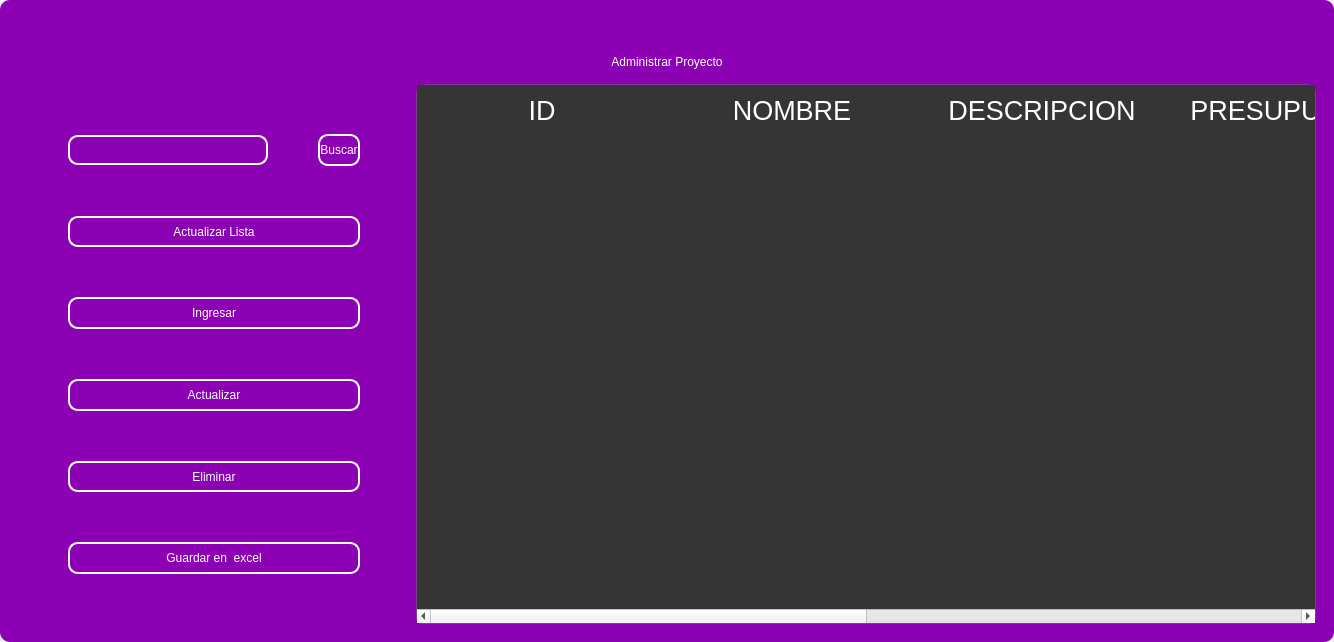
Old version of the form design/standar/mainproject4.ui in the repository codemiguel-dev/ERP-EmprendeSoft-Desktop.
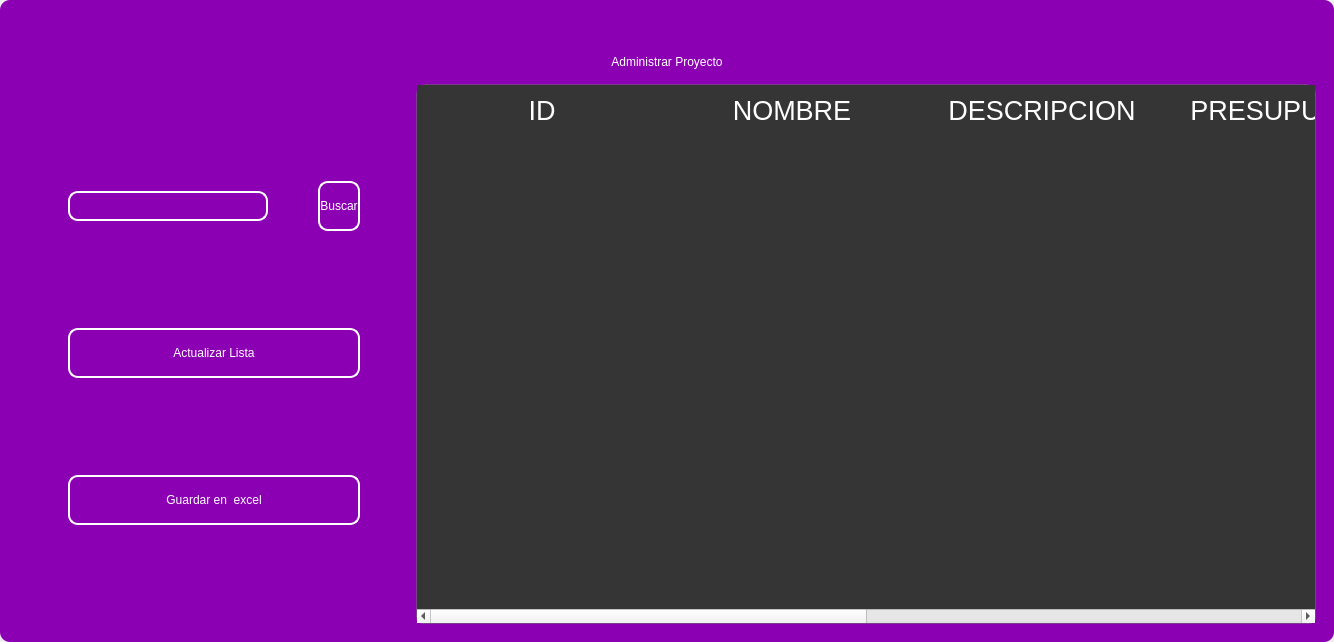
New version of the form. Icons and pictures are not drawn.

```diff
--- a/design/standar/mainproject4.ui
+++ b/design/standar/mainproject4.ui
@@ -516,120 +516,6 @@
               </property>
              </widget>
             </item>
-            <item>
-             <widget class="QPushButton" name="btn_add">
-              <property name="maximumSize">
-               <size>
-                <width>300</width>
-                <height>50</height>
-               </size>
-              </property>
-              <property name="cursor">
-               <cursorShape>PointingHandCursor</cursorShape>
-              </property>
-              <property name="styleSheet">
-               <string notr="true">QPushButton{
-border-radius:10px; 
-font: 12pt &quot;Arial&quot;;
-color: rgb(255, 255, 254);
-border: 2px solid #ffffff;
-}
-
-QPushButton:hover{
-border-radius:10px; 
-font: 12pt &quot;Arial&quot;;
-color: rgb(255, 255, 255);
-border: 2px solid rgb(120, 0, 171);
-	background-color: rgb(120, 0, 171);
-}</string>
-              </property>
-              <property name="text">
-               <string>Ingresar</string>
-              </property>
-              <property name="iconSize">
-               <size>
-                <width>35</width>
-                <height>35</height>
-               </size>
-              </property>
-             </widget>
-            </item>
-            <item>
-             <widget class="QPushButton" name="btn_update">
-              <property name="maximumSize">
-               <size>
-                <width>300</width>
-                <height>50</height>
-               </size>
-              </property>
-              <property name="cursor">
-               <cursorShape>PointingHandCursor</cursorShape>
-              </property>
-              <property name="styleSheet">
-               <string notr="true">QPushButton{
-border-radius:10px; 
-font: 12pt &quot;Arial&quot;;
-color: rgb(255, 255, 254);
-border: 2px solid #ffffff;
-}
-
-QPushButton:hover{
-border-radius:10px; 
-font: 12pt &quot;Arial&quot;;
-color: rgb(255, 255, 255);
-border: 2px solid rgb(120, 0, 171);
-	background-color: rgb(120, 0, 171);
-}</string>
-              </property>
-              <property name="text">
-               <string>Actualizar</string>
-              </property>
-              <property name="iconSize">
-               <size>
-                <width>35</width>
-                <height>35</height>
-               </size>
-              </property>
-             </widget>
-            </item>
-            <item>
-             <widget class="QPushButton" name="btn_delete">
-              <property name="maximumSize">
-               <size>
-                <width>300</width>
-                <height>50</height>
-               </size>
-              </property>
-              <property name="cursor">
-               <cursorShape>PointingHandCursor</cursorShape>
-              </property>
-              <property name="styleSheet">
-               <string notr="true">QPushButton{
-border-radius:10px; 
-font: 12pt &quot;Arial&quot;;
-color: rgb(255, 255, 254);
-border: 2px solid #ffffff;
-}
-
-QPushButton:hover{
-border-radius:10px; 
-font: 12pt &quot;Arial&quot;;
-color: rgb(255, 255, 255);
-border: 2px solid rgb(120, 0, 171);
-	background-color: rgb(120, 0, 171);
-}</string>
-              </property>
-              <property name="text">
-               <string>Eliminar</string>
-              </property>
-              <property name="iconSize">
-               <size>
-                <width>35</width>
-                <height>35</height>
-               </size>
-              </property>
-             </widget>
-            </item>
             <item>
              <widget class="QPushButton" name="btn_excel">
               <property name="minimumSize">
```
